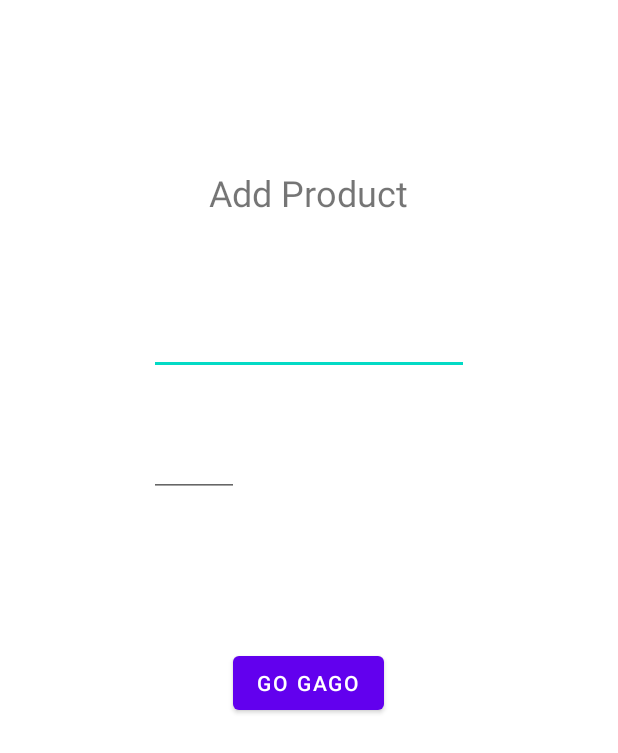
After one commit to KennethFranco/CSCI181.04FinalProject, an Android app: the layout activity_add_product.xml on its own in the app's theme, with its tools: preview values and no code run, on a phone screen of 412 x 824 dp. The commit adds this screen. Shown: the top 753 px of the screen. Run offline under Robolectric (Android 15) with nearby library versions, the phone set to English and light mode, and no system bars.

Commit message:
Added Add Product logic

```diff
--- a/finalproj/app/src/main/AndroidManifest.xml
+++ b/finalproj/app/src/main/AndroidManifest.xml
@@ -10,7 +10,8 @@
         android:roundIcon="@mipmap/ic_launcher_round"
         android:supportsRtl="true"
         android:theme="@style/Theme.MyApplication">
-        <activity android:name=".ViewProducts_"></activity>
+        <activity android:name=".AddProduct_"></activity>
+        <activity android:name=".ViewProducts_" />
         <activity android:name=".ShopHomeScreen_" />
         <activity android:name=".ShopRegister_" />
         <activity android:name=".ShopOwnerWelcomePage_" />
--- a/finalproj/app/src/main/java/com/example/myapplication/ShopOwnerWelcomePage.java
+++ b/finalproj/app/src/main/java/com/example/myapplication/ShopOwnerWelcomePage.java
@@ -48,7 +48,7 @@ public class ShopOwnerWelcomePage extends AppCompatActivity {
                 SharedPreferences prefs = getSharedPreferences("prefs", MODE_PRIVATE);
 
                 SharedPreferences.Editor edit = prefs.edit();
-                edit.putString("uuid", username.getUuid());
+                edit.putString("shopUUID", username.getUuid());
                 edit.apply();
 
                 ShopHomeScreen_.intent(this).start();
--- /dev/null
+++ b/finalproj/app/src/main/res/layout/activity_add_product.xml
@@ -0,0 +1,55 @@
+<?xml version="1.0" encoding="utf-8"?>
+<androidx.constraintlayout.widget.ConstraintLayout xmlns:android="http://schemas.android.com/apk/res/android"
+    xmlns:app="http://schemas.android.com/apk/res-auto"
+    xmlns:tools="http://schemas.android.com/tools"
+    android:layout_width="match_parent"
+    android:layout_height="match_parent"
+    tools:context=".AddProduct">
+
+    <TextView
+        android:id="@+id/textView9"
+        android:layout_width="wrap_content"
+        android:layout_height="wrap_content"
+        android:layout_marginTop="112dp"
+        android:text="Add Product"
+        android:textSize="24sp"
+        app:layout_constraintEnd_toEndOf="parent"
+        app:layout_constraintHorizontal_bias="0.498"
+        app:layout_constraintStart_toStartOf="parent"
+        app:layout_constraintTop_toTopOf="parent" />
+
+    <EditText
+        android:id="@+id/editText_ProductName"
+        android:layout_width="wrap_content"
+        android:layout_height="wrap_content"
+        android:layout_marginTop="60dp"
+        android:ems="10"
+        android:inputType="textPersonName"
+        app:layout_constraintEnd_toEndOf="@+id/textView9"
+        app:layout_constraintStart_toStartOf="@+id/textView9"
+        app:layout_constraintTop_toBottomOf="@+id/textView9" />
+
+    <EditText
+        android:id="@+id/editText_ProductNumber"
+        android:layout_width="60dp"
+        android:layout_height="45dp"
+        android:layout_marginTop="36dp"
+        android:ems="10"
+        android:inputType="number"
+        app:layout_constraintEnd_toEndOf="@+id/editText_ProductName"
+        app:layout_constraintHorizontal_bias="0.0"
+        app:layout_constraintStart_toStartOf="@+id/editText_ProductName"
+        app:layout_constraintTop_toBottomOf="@+id/editText_ProductName" />
+
+    <Button
+        android:id="@+id/addproduct"
+        android:layout_width="wrap_content"
+        android:layout_height="wrap_content"
+        android:layout_marginTop="100dp"
+        android:text="GO GAGO"
+        app:layout_constraintEnd_toEndOf="parent"
+        app:layout_constraintHorizontal_bias="0.498"
+        app:layout_constraintStart_toStartOf="parent"
+        app:layout_constraintTop_toBottomOf="@+id/editText_ProductNumber" />
+
+</androidx.constraintlayout.widget.ConstraintLayout>
```
Also changed, not shown: finalproj/app/src/main/java/com/example/myapplication/AddProduct.java (added, +92 -0 lines), finalproj/app/src/main/java/com/example/myapplication/Products.java (+15 -11 lines), finalproj/app/src/main/java/com/example/myapplication/ProductsAdapter.java (added, +99 -0 lines), finalproj/app/src/main/java/com/example/myapplication/ShopHomeScreen.java (+14 -1 lines), finalproj/app/src/main/java/com/example/myapplication/ViewProducts.java (+84 -0 lines), finalproj/app/src/main/res/layout/activity_shop_home_screen.xml (+5 -5 lines), finalproj/app/src/main/res/layout/activity_view_products.xml (+4 -4 lines), finalproj/app/src/main/res/layout/row_layout_products.xml (added, +53 -0 lines).
